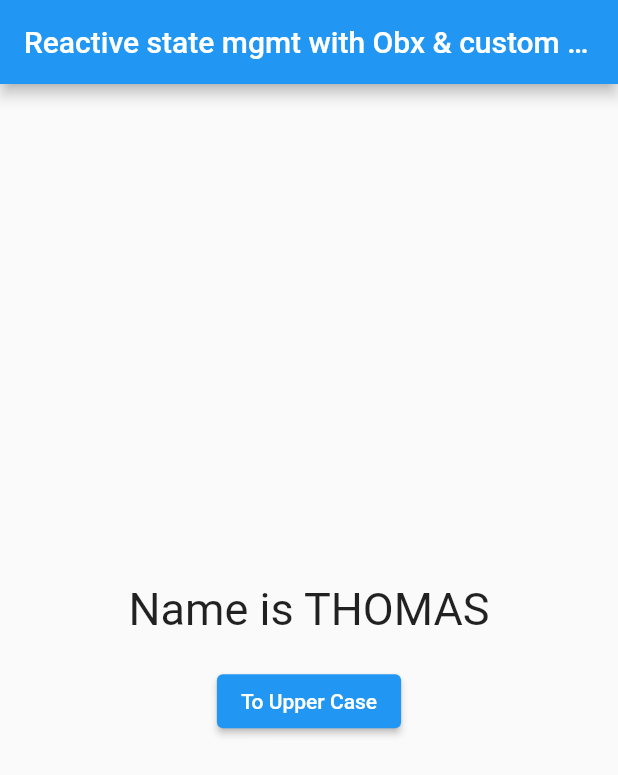
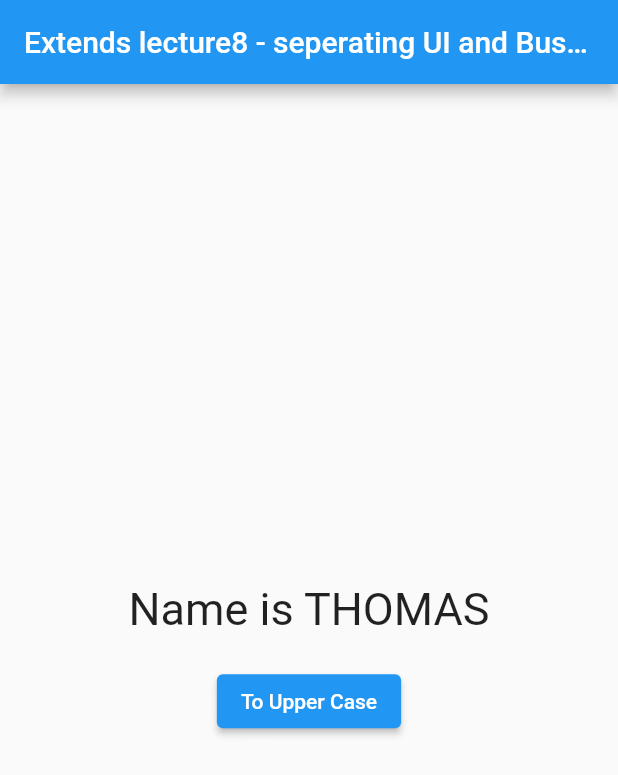
Before and after one commit to abhishek-toppersnotes/learning-getx, a Flutter app: the screen it shows after launch, after a tap on "To Upper Case", on a phone screen of 412 x 824 dp. Shown: the top 775 px of the screen. Run offline on Flutter 3.47's test engine with Material 2 defaults, Android fonts, the phone set to English and light mode, and no system bars; our stand-ins replace get.

Commit message:
sep. b/w UI & Buss. logic with Getx Controller

```diff
--- a/lib/main.dart
+++ b/lib/main.dart
@@ -3,6 +3,7 @@
 import 'package:flutter/material.dart';
 import 'package:get/get.dart';
 import 'package:getx1/student.dart';
+import 'package:getx1/student_controller.dart';
 
 void main() {
   runApp(const MyApp());
@@ -11,14 +12,13 @@ void main() {
 class MyApp extends StatelessWidget {
   const MyApp({Key? key}) : super(key: key);
 
-  // If we have define each individual elements as observable (obs)
-  // static final Student student = Student();
-
-  // If we want to define the whole class as observable
-  static final Rx<Student> student = Student(age: 26, name: "Thomas").obs;
+  // We use Get.put() as a form of dependency injection for the Getx controller
+  // for the Student
+  static final StudentController studentController =
+      Get.put(StudentController());
 
   static const String title =
-      "Reactive state mgmt with Obx & custom model class";
+      "Extends lecture8 - seperating UI and Bussiness logic using Controller";
 
   @override
   Widget build(BuildContext context) {
@@ -36,10 +36,10 @@ class MyApp extends StatelessWidget {
               Obx(() {
                 return Text(
                   // If we have define each individual elements as observable (obs)
-                  // "Name is ${student.name.value}",
+                  // "Name is ${studentController.student.name.value}",
 
                   // If we have defined the whole class as observable (obs)
-                  "Name is ${student.value.name}",
+                  "Name is ${studentController.student.value.name}",
                   style: TextStyle(
                     fontSize: 30,
                   ),
@@ -48,16 +48,7 @@ class MyApp extends StatelessWidget {
               SizedBox(height: 20),
               ElevatedButton(
                 onPressed: () {
-                  // If we have define each individual elements as observable (obs)
-                  // student.name.value = student.name.value.toUpperCase();
-
-                  // If we have defined the whole class as observable (obs)
-                  // student.value.name = student.value.name.toUpperCase();
-                  student.update((val) {
-                    if (val != null) {
-                      val.name = val.name.toUpperCase();
-                    }
-                  });
+                  studentController.studentNameToUpperCase();
                 },
                 child: Text("To Upper Case"),
               ),
--- /dev/null
+++ b/lib/student_controller.dart
@@ -0,0 +1,22 @@
+import 'package:get/get.dart';
+import 'package:getx1/student.dart';
+
+class StudentController extends GetxController {
+  // If we have define each individual elements as observable (obs)
+  // static final Student student = Student();
+
+  // If we want to define the whole class as observable
+  final Rx<Student> student = Student(age: 26, name: "Thomas").obs;
+
+  void studentNameToUpperCase() {
+    // If we have define each individual elements as observable (obs)
+    // student.name.value = student.name.value.toUpperCase();
+
+    // If we have defined the whole class as observable (obs)
+    student.update((val) {
+      if (val != null) {
+        val.name = val.name.toUpperCase();
+      }
+    });
+  }
+}
```
